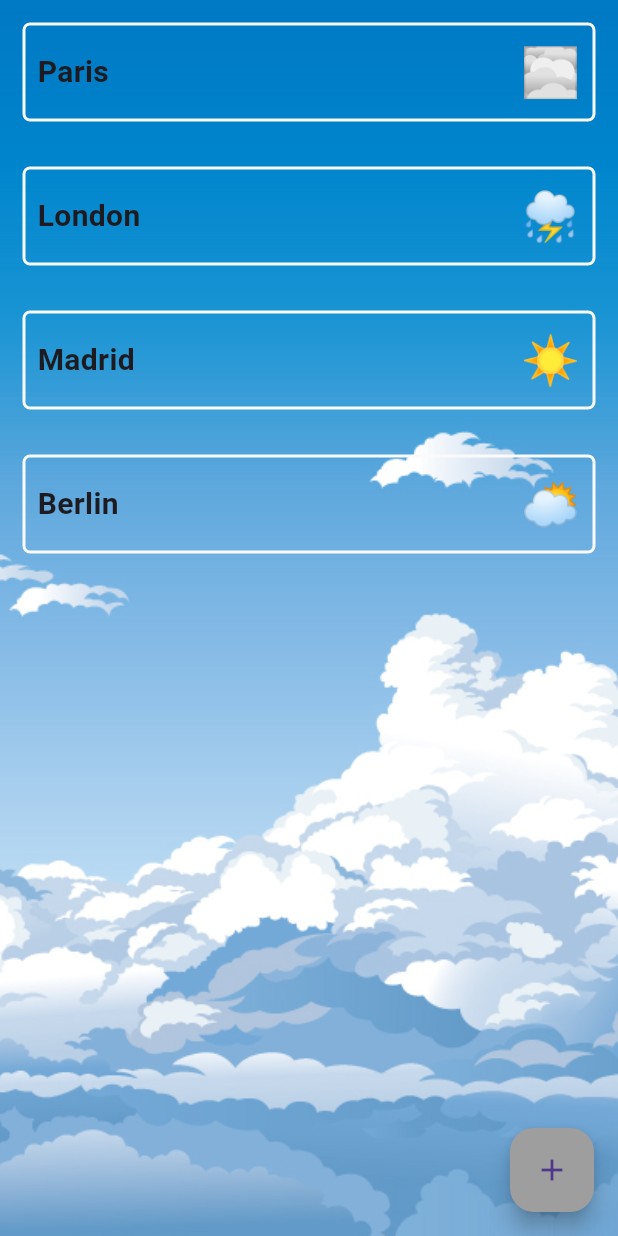
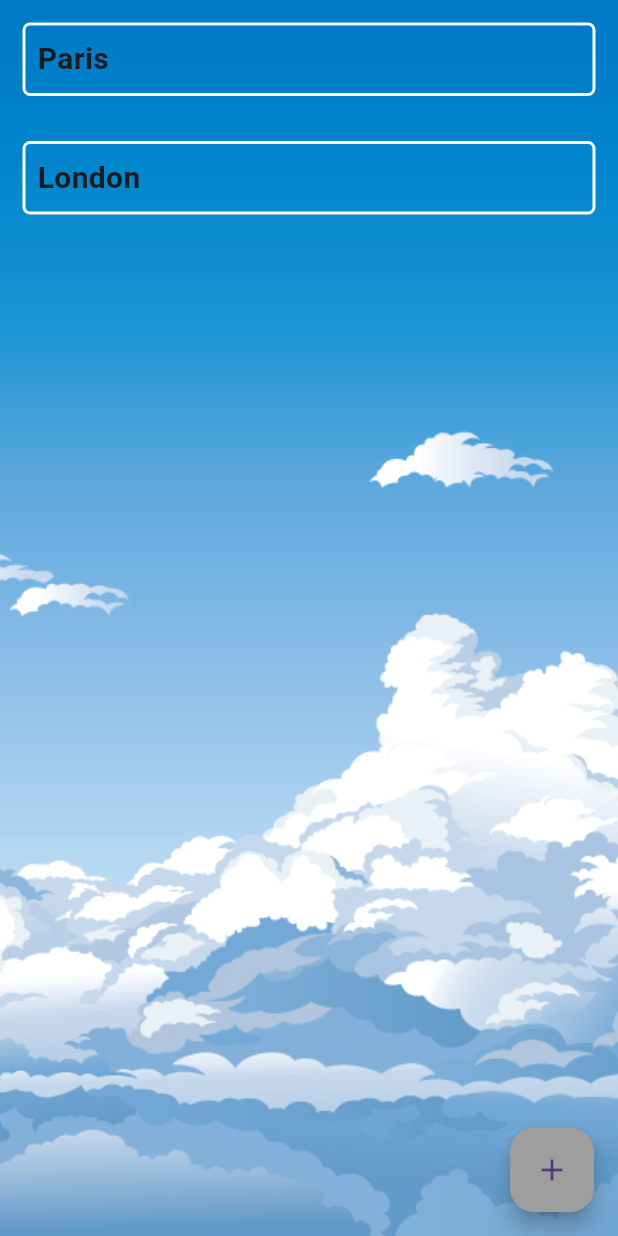
Before and after one commit to On-Arap/neosilver_meteo, a Flutter app: the screen it shows after launch, on a phone screen of 412 x 824 dp. Run offline on Flutter 3.47's test engine with Material 3 defaults, Android fonts, the phone set to English and light mode, and no system bars; our stand-ins replace bloc, flutter_bloc.

```diff
--- a/lib/UI/components/city_tile.dart
+++ b/lib/UI/components/city_tile.dart
@@ -6,8 +6,7 @@ import '../pages/pages.dart';
 
 class CityTile extends StatelessWidget {
   final City city;
-  final String weather;
-  const CityTile({super.key, required this.city, required this.weather});
+  const CityTile({super.key, required this.city});
 
   @override
   Widget build(BuildContext context) {
@@ -23,18 +22,9 @@ class CityTile extends StatelessWidget {
           ),
           child: Padding(
             padding: const EdgeInsets.all(8.0),
-            child: Row(
-              mainAxisAlignment: MainAxisAlignment.spaceBetween,
-              children: [
-                Text(
-                  city.name,
-                  style: const TextStyle(fontSize: 20, fontWeight: FontWeight.bold),
-                ),
-                Text(
-                  weather,
-                  style: const TextStyle(fontSize: 32),
-                ),
-              ],
+            child: Text(
+              city.name,
+              style: const TextStyle(fontSize: 20, fontWeight: FontWeight.bold),
             ),
           ),
         ),
--- a/lib/UI/pages/home_page.dart
+++ b/lib/UI/pages/home_page.dart
@@ -17,13 +17,14 @@ class HomePage extends StatelessWidget {
   Widget build(BuildContext context) {
     return Scaffold(
       backgroundColor: Colors.transparent,
-      body: Column(
-        children: [
-          CityTile(city: paris, weather: '🌫️'),
-          CityTile(city: london, weather: '⛈️'),
-          CityTile(city: madrid, weather: '☀️'),
-          CityTile(city: berlin, weather: '🌥️'),
-        ],
+      body: ListView.builder(
+        physics: const NeverScrollableScrollPhysics(),
+        scrollDirection: Axis.vertical,
+        shrinkWrap: true,
+        itemCount: cities.length,
+        itemBuilder: (context, index) {
+          return CityTile(city: cities[index]);
+        },
       ),
       floatingActionButton: FloatingActionButton(
         onPressed: () {
--- a/lib/main.dart
+++ b/lib/main.dart
@@ -12,16 +12,16 @@ class MyApp extends StatelessWidget {
 
   @override
   Widget build(BuildContext context) {
-    return MaterialApp(
+    return BlocProvider(
+      create: (BuildContext context) => WeatherBloc(),
+      child: MaterialApp(
         title: 'Neosilver Meteo App',
         theme: ThemeData(
           colorScheme: ColorScheme.fromSeed(seedColor: Colors.deepPurple),
           useMaterial3: true,
         ),
         debugShowCheckedModeBanner: false,
-        home: BlocProvider(
-          create: (BuildContext context) => WeatherBloc(),
-          child: Scaffold(
+        home: Scaffold(
           body: Stack(
             children: [
               Container(
@@ -32,18 +32,13 @@ class MyApp extends StatelessWidget {
                   ),
                 ),
               ),
-                SafeArea(
-                  child: MaterialApp(
-                    debugShowCheckedModeBanner: false,
-                    routes: {
-                      '/': (context) => const HomePage(),
-                      '/addcity': (context) => const AddCityPage(),
-                    },
-                  ),
+              const SafeArea(
+                child: HomePage(),
               ),
             ],
           ),
         ),
-        ));
+      ),
+    );
   }
 }
--- a/lib/models/city.dart
+++ b/lib/models/city.dart
@@ -6,7 +6,7 @@ class City {
   City({required this.name, required this.lat, required this.long});
 }
 
-City paris = City(name: 'Paris', lat: 48.866667, long: 2.333333);
-City london = City(name: 'London', lat: 51.509865, long: -0.118092);
-City madrid = City(name: 'Madrid', lat: 40.416775, long: -3.703790);
-City berlin = City(name: 'Berlin', lat: 52.520008, long: 13.404954);
+List<City> cities = [
+  City(name: 'Paris', lat: 48.866667, long: 2.333333),
+  City(name: 'London', lat: 51.509865, long: -0.118092),
+];
--- a/pubspec.yaml
+++ b/pubspec.yaml
@@ -13,6 +13,7 @@ dependencies:
   cupertino_icons: ^1.0.6
   flutter_bloc: ^8.1.4
   http: ^1.2.0
+  intl: ^0.19.0
 
 dev_dependencies:
   flutter_test:
@@ -23,3 +24,4 @@ flutter:
   uses-material-design: true
   assets:
     - assets/images/
+    - assets/weathers/
```
Also changed, not shown: lib/UI/pages/city_weather_page.dart (+24 -21 lines), lib/datas/weather/weather_bloc.dart (+8 -8 lines), lib/widgets/background.dart (added, +36 -0 lines), assets/weathers/clear.jpg (added), assets/weathers/clouds.jpg (added), assets/weathers/drizzle.jpg (added), assets/weathers/rain.jpg (added), assets/weathers/snow.jpg (added), assets/weathers/thunderstorm.jpg (added). Lines whose indentation alone changed are shown as unchanged.
